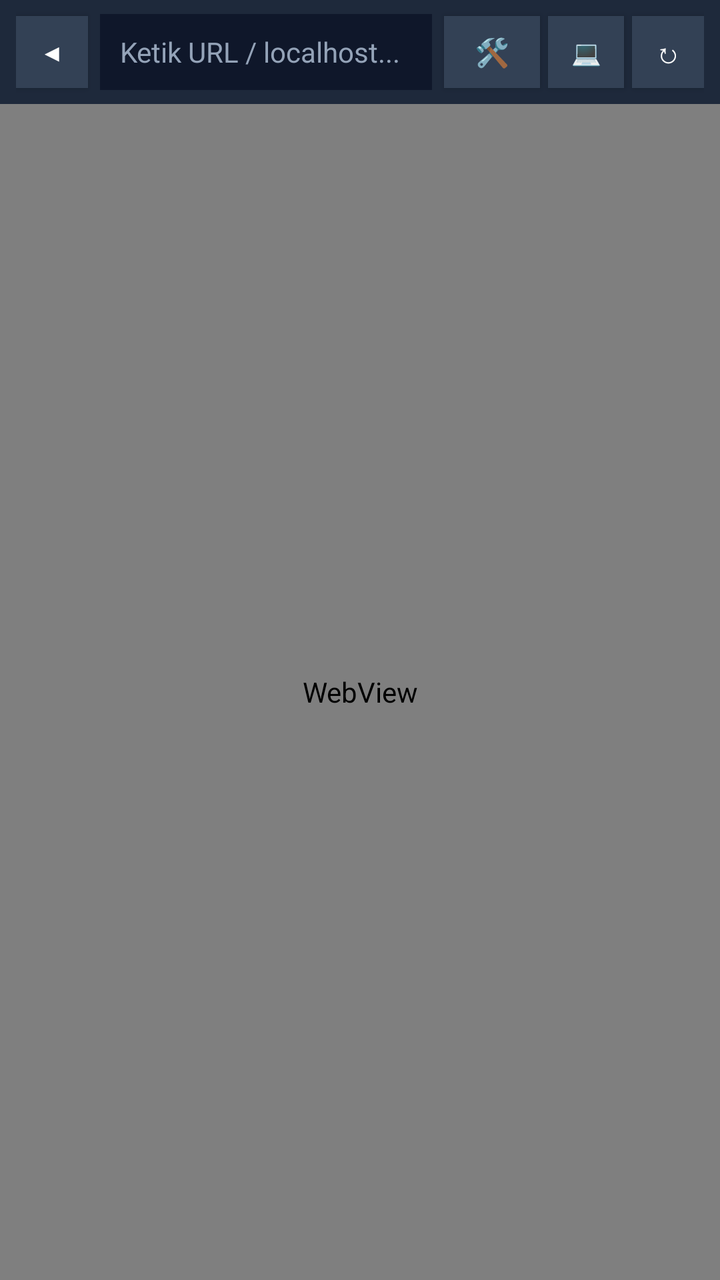
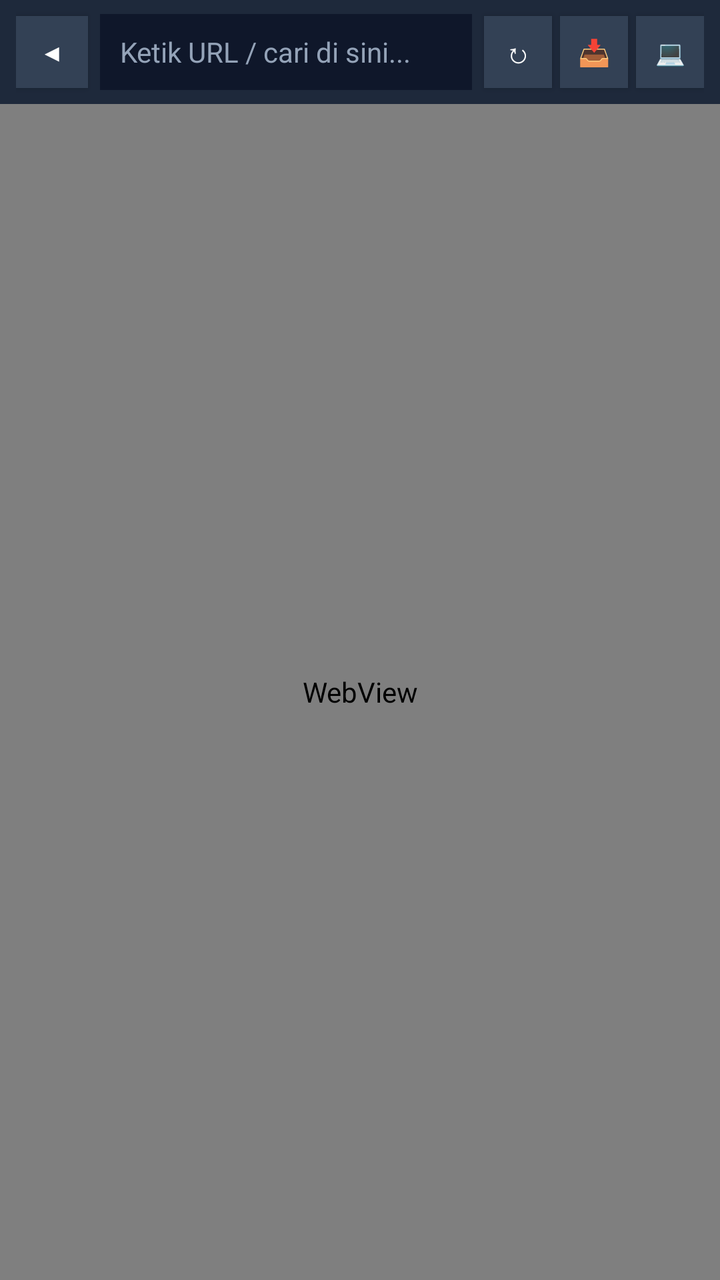

Before-and-after screenshots of an Android layout around one commit, followed by the original layout XML and the change that was made.
<!-- AndroidManifest.xml: application theme android:Theme.Material.NoActionBar -->
<!-- res/layout/activity_main.xml -->
<?xml version="1.0" encoding="utf-8"?>
<LinearLayout xmlns:android="http://schemas.android.com/apk/res/android"
    android:layout_width="match_parent"
    android:layout_height="match_parent"
    android:orientation="vertical"
    android:background="#0F172A">

    
    <LinearLayout
        android:layout_width="match_parent"
        android:layout_height="52dp"
        android:orientation="horizontal"
        android:gravity="center_vertical"
        android:background="#1E293B"
        android:paddingStart="8dp"
        android:paddingEnd="8dp">

        <Button
            android:id="@+id/btnBack"
            android:layout_width="36dp"
            android:layout_height="36dp"
            android:text="◀"
            android:textColor="#FFFFFF"
            android:background="#334155"
            android:textSize="12sp" />

        <EditText
            android:id="@+id/txtUrl"
            android:layout_width="0dp"
            android:layout_height="38dp"
            android:layout_weight="1"
            android:layout_marginStart="6dp"
            android:layout_marginEnd="6dp"
            android:background="#0F172A"
            android:hint="Ketik URL / localhost..."
            android:textColorHint="#94A3B8"
            android:textColor="#FFFFFF"
            android:textSize="14sp"
            android:paddingStart="10dp"
            android:paddingEnd="10dp"
            android:singleLine="true"
            android:imeOptions="actionGo"
            android:inputType="textUri" />

        <Button
            android:id="@+id/btnDev"
            android:layout_width="48dp"
            android:layout_height="36dp"
            android:text="🛠️"
            android:textColor="#38BDF8"
            android:background="#334155"
            android:textSize="14sp"
            android:layout_marginEnd="4dp" />

        <Button
            android:id="@+id/btnDesktop"
            android:layout_width="38dp"
            android:layout_height="36dp"
            android:text="💻"
            android:textColor="#FFFFFF"
            android:background="#334155"
            android:textSize="12sp"
            android:layout_marginEnd="4dp" />

        <Button
            android:id="@+id/btnReload"
            android:layout_width="36dp"
            android:layout_height="36dp"
            android:text="↻"
            android:textColor="#FFFFFF"
            android:background="#334155"
            android:textSize="14sp" />
    </LinearLayout>

    
    <ProgressBar
        android:id="@+id/progressBar"
        style="?android:attr/progressBarStyleHorizontal"
        android:layout_width="match_parent"
        android:layout_height="3dp"
        android:progressDrawable="@android:drawable/progress_horizontal"
        android:visibility="gone" />

    
    <WebView
        android:id="@+id/webView"
        android:layout_width="match_parent"
        android:layout_height="0dp"
        android:layout_weight="1"
        android:background="#0F172A" />

</LinearLayout>
<!-- resources referenced by this layout -->
<resources>

</resources>

<!-- the commit's change to res/layout/activity_main.xml (unified diff, before → after) -->
@@ -32,7 +32,7 @@
             android:layout_marginStart="6dp"
             android:layout_marginEnd="6dp"
             android:background="#0F172A"
-            android:hint="Ketik URL / localhost..."
+            android:hint="Ketik URL / cari di sini..."
             android:textColorHint="#94A3B8"
             android:textColor="#FFFFFF"
             android:textSize="14sp"
@@ -43,33 +43,44 @@
             android:inputType="textUri" />
 
         <Button
-            android:id="@+id/btnDev"
-            android:layout_width="48dp"
+            android:id="@+id/btnClear"
+            android:layout_width="30dp"
             android:layout_height="36dp"
-            android:text="🛠️"
-            android:textColor="#38BDF8"
+            android:text="✕"
+            android:textColor="#94A3B8"
+            android:background="#1E293B"
+            android:textSize="13sp"
+            android:visibility="gone"
+            android:layout_marginEnd="4dp" />
+
+        <Button
+            android:id="@+id/btnReload"
+            android:layout_width="34dp"
+            android:layout_height="36dp"
+            android:text="↻"
+            android:textColor="#FFFFFF"
             android:background="#334155"
             android:textSize="14sp"
             android:layout_marginEnd="4dp" />
 
         <Button
+            android:id="@+id/btnUpdate"
+            android:layout_width="34dp"
+            android:layout_height="36dp"
+            android:text="📥"
+            android:textColor="#34D399"
+            android:background="#334155"
+            android:textSize="13sp"
+            android:layout_marginEnd="4dp" />
+
+        <Button
             android:id="@+id/btnDesktop"
-            android:layout_width="38dp"
+            android:layout_width="34dp"
             android:layout_height="36dp"
             android:text="💻"
             android:textColor="#FFFFFF"
             android:background="#334155"
-            android:textSize="12sp"
-            android:layout_marginEnd="4dp" />
-
-        <Button
-            android:id="@+id/btnReload"
-            android:layout_width="36dp"
-            android:layout_height="36dp"
-            android:text="↻"
-            android:textColor="#FFFFFF"
-            android:background="#334155"
-            android:textSize="14sp" />
+            android:textSize="12sp" />
     </LinearLayout>
 
     
